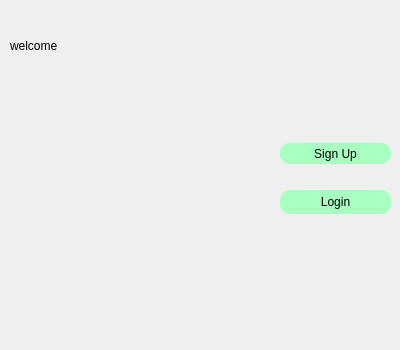
This is project_1/menu.ui in mobinamassah/Messenger_project as Qt 5 draws it before an edit. The edited form follows.
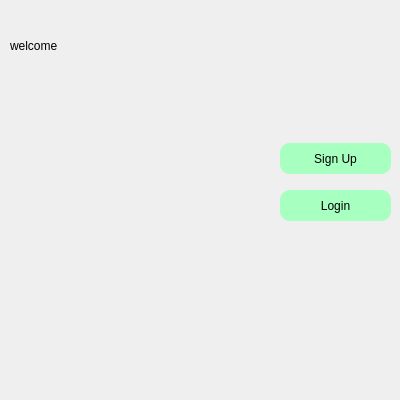
This is the edited form. Icons and pictures are not drawn.

What changed in the file:
```diff
--- a/project_1/menu.ui
+++ b/project_1/menu.ui
@@ -7,19 +7,19 @@
     <x>0</x>
     <y>0</y>
     <width>400</width>
-    <height>350</height>
+    <height>400</height>
    </rect>
   </property>
   <property name="minimumSize">
    <size>
     <width>400</width>
-    <height>350</height>
+    <height>400</height>
    </size>
   </property>
   <property name="maximumSize">
    <size>
     <width>400</width>
-    <height>350</height>
+    <height>400</height>
    </size>
   </property>
   <property name="windowTitle">
@@ -31,19 +31,19 @@
      <x>0</x>
      <y>0</y>
      <width>400</width>
-     <height>350</height>
+     <height>400</height>
     </rect>
    </property>
    <property name="minimumSize">
     <size>
      <width>400</width>
-     <height>350</height>
+     <height>400</height>
     </size>
    </property>
    <property name="maximumSize">
     <size>
      <width>400</width>
-     <height>350</height>
+     <height>400</height>
     </size>
    </property>
    <property name="styleSheet">
@@ -77,7 +77,7 @@
      <x>280</x>
      <y>143</y>
      <width>111</width>
-     <height>21</height>
+     <height>31</height>
     </rect>
    </property>
    <property name="styleSheet">
@@ -97,7 +97,7 @@
      <x>280</x>
      <y>190</y>
      <width>111</width>
-     <height>24</height>
+     <height>31</height>
     </rect>
    </property>
    <property name="styleSheet">
```
